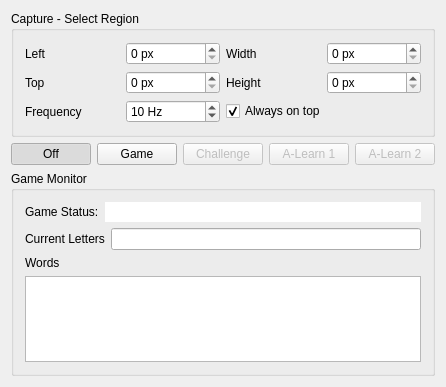
Before: the Qt Designer form AppWidget.ui in enricoros/k-web-automation-autogram, drawn with Qt 5.
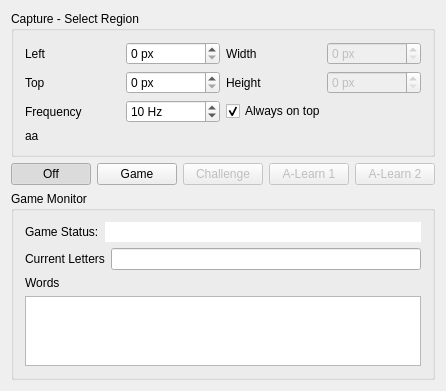
After: the same form once the commit is applied.

```diff
--- a/AppWidget.ui
+++ b/AppWidget.ui
@@ -43,6 +43,9 @@
       </item>
       <item row="0" column="3">
        <widget class="QSpinBox" name="width">
+        <property name="enabled">
+         <bool>false</bool>
+        </property>
         <property name="suffix">
          <string> px</string>
         </property>
@@ -71,6 +74,9 @@
       </item>
       <item row="1" column="3">
        <widget class="QSpinBox" name="height">
+        <property name="enabled">
+         <bool>false</bool>
+        </property>
         <property name="suffix">
          <string> px</string>
         </property>
@@ -109,6 +115,20 @@
         </property>
        </widget>
       </item>
+      <item row="3" column="0">
+       <widget class="QLabel" name="display1">
+        <property name="text">
+         <string>aa</string>
+        </property>
+       </widget>
+      </item>
+      <item row="3" column="1" colspan="3">
+       <widget class="QLabel" name="display2">
+        <property name="text">
+         <string/>
+        </property>
+       </widget>
+      </item>
      </layout>
     </widget>
    </item>
```
